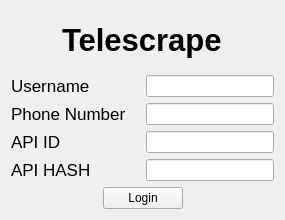
Above: src/gui/main_window/central_widget/login_widget/LoginWidget.ui from ephell/Telescrape before the change. Below: the same form after it.
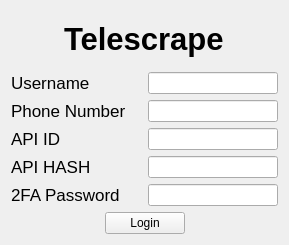
That is the form after the change. Custom widgets are drawn as their Qt base class.

Commit message: Add password line edit and label

Patch:
```diff
--- a/src/gui/main_window/central_widget/login_widget/LoginWidget.ui
+++ b/src/gui/main_window/central_widget/login_widget/LoginWidget.ui
@@ -6,8 +6,8 @@
    <rect>
     <x>0</x>
     <y>0</y>
-    <width>285</width>
-    <height>220</height>
+    <width>289</width>
+    <height>245</height>
    </rect>
   </property>
   <property name="windowTitle">
@@ -133,6 +133,31 @@
        </item>
       </layout>
      </item>
+     <item>
+      <layout class="QHBoxLayout" name="horizontalLayout_6">
+       <item>
+        <widget class="QLabel" name="label_6">
+         <property name="sizePolicy">
+          <sizepolicy hsizetype="Expanding" vsizetype="Preferred">
+           <horstretch>0</horstretch>
+           <verstretch>0</verstretch>
+          </sizepolicy>
+         </property>
+         <property name="font">
+          <font>
+           <pointsize>13</pointsize>
+          </font>
+         </property>
+         <property name="text">
+          <string>2FA Password</string>
+         </property>
+        </widget>
+       </item>
+       <item>
+        <widget class="QLineEdit" name="line_edit_password"/>
+       </item>
+      </layout>
+     </item>
     </layout>
    </item>
    <item>
```
The commit also changes 1 other file.
